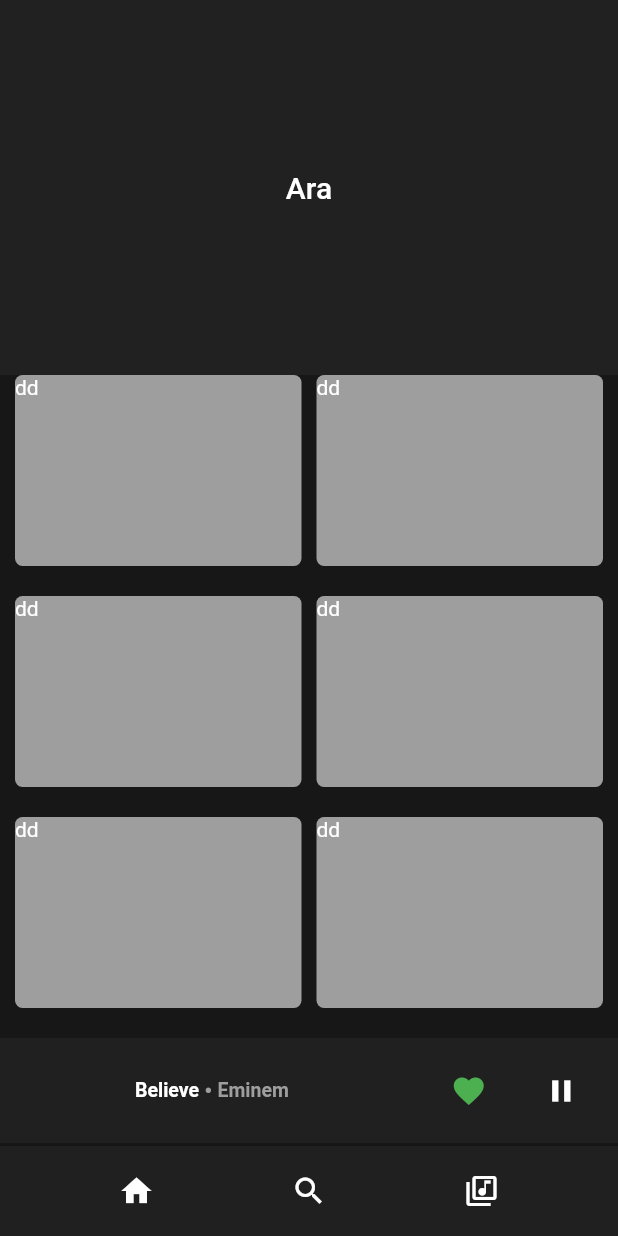
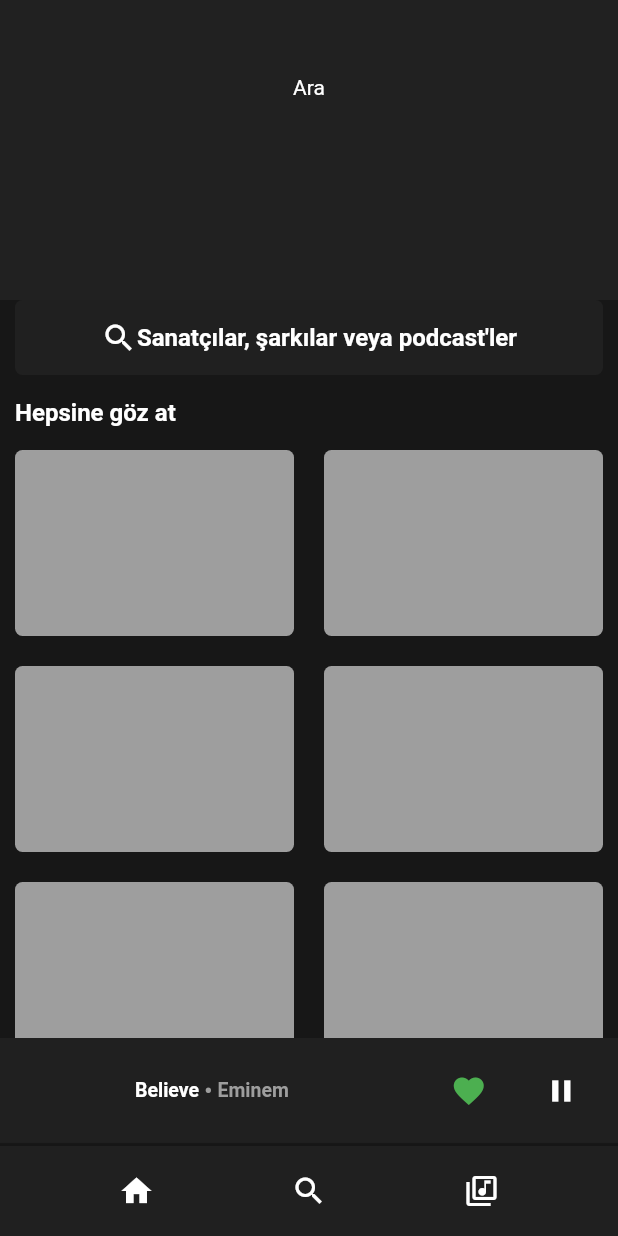
Before and after one commit to frost768/musify, a Flutter app: the screen it shows after launch, after a tap on the "favorite outline" icon, after a tap on the "play arrow" icon, after a tap on the "search" icon, on a phone screen of 412 x 824 dp. Run offline on Flutter 3.47's test engine with Material 2 defaults, Android fonts, the phone set to English and light mode, and no system bars; our stand-ins replace get.

Commit message:
View designing

```diff
--- a/lib/components/albumlist_tile.dart
+++ b/lib/components/albumlist_tile.dart
@@ -1,4 +1,5 @@
 import 'package:flutter/material.dart';
+import 'package:spotify_clone/views/views.dart';
 
 class AlbumListTile extends StatelessWidget {
   final String name;
@@ -6,13 +7,22 @@ class AlbumListTile extends StatelessWidget {
 
   @override
   Widget build(BuildContext context) {
-    return ListTile(
-      leading: CircleAvatar(
-        backgroundColor: Colors.white,
-      ),
-      title: Text(
-        name,
-        style: TextStyle(fontWeight: FontWeight.bold),
+    return Container(
+      height: 100,
+      child: Row(
+        children: [
+          CircleAvatar(
+            radius: 30,
+            backgroundColor: Colors.white,
+          ),
+          SizedBox(
+            width: 10,
+          ),
+          Text(
+            name,
+            style: kLibraryTabStyle,
+          ),
+        ],
       ),
     );
   }
--- a/lib/components/player_narrow.dart
+++ b/lib/components/player_narrow.dart
@@ -23,7 +23,6 @@ class PlayerNarrow extends StatelessWidget {
         child: Row(
           mainAxisAlignment: MainAxisAlignment.start,
           children: [
-            // Album Art
             Expanded(
               flex: 2,
               child: GestureDetector(
@@ -36,6 +35,7 @@ class PlayerNarrow extends StatelessWidget {
                 },
                 child: Row(
                   children: [
+                    // Album Art
                     Container(
                       width: kPlayerNarrowHeight,
                     ),
--- a/lib/components/playlist_tile.dart
+++ b/lib/components/playlist_tile.dart
@@ -9,7 +9,7 @@ class PlaylistTile extends StatelessWidget {
   final playlistContainer = Container(
     height: 50,
     width: 50,
-    child: Icon(Icons.music_note_sharp),
+    child: Icon(Icons.library_music_sharp),
   );
   final favContainer = Container(
     height: 50,
@@ -44,7 +44,12 @@ class PlaylistTile extends StatelessWidget {
         title,
         style: TextStyle(fontWeight: FontWeight.bold),
       ),
-      subtitle: subtitle == null ? null : Text(subtitle!),
+      subtitle: subtitle == null
+          ? null
+          : Text(
+              subtitle!,
+              style: TextStyle(fontSize: 13),
+            ),
     );
   }
 }
--- /dev/null
+++ b/lib/components/searchbar_placeholder.dart
@@ -0,0 +1,25 @@
+import 'package:flutter/material.dart';
+import 'package:spotify_clone/views/views.dart';
+
+class SearchBarPlaceholder extends StatelessWidget {
+  const SearchBarPlaceholder({Key? key}) : super(key: key);
+
+  @override
+  Widget build(BuildContext context) {
+    return Container(
+      height: 50,
+      decoration: BoxDecoration(
+          color: kMainColor, borderRadius: BorderRadius.circular(5)),
+      child: Row(
+        mainAxisAlignment: MainAxisAlignment.center,
+        children: [
+          Icon(Icons.search),
+          Text(
+            "Sanatçılar, şarkılar veya podcast'ler",
+            style: TextStyle(fontSize: 16, fontWeight: FontWeight.bold),
+          )
+        ],
+      ),
+    );
+  }
+}
--- a/lib/views/home.dart
+++ b/lib/views/home.dart
@@ -3,7 +3,6 @@ import 'package:get/get.dart';
 import 'package:spotify_clone/components/home_horizontal_slider.dart';
 import 'package:spotify_clone/consts.dart';
 import 'package:spotify_clone/controllers/user_controller.dart';
-import 'package:spotify_clone/data/playlists.dart';
 
 TextStyle kTableTitle = TextStyle(fontWeight: FontWeight.bold, fontSize: 15);
 
@@ -75,8 +74,10 @@ class HomePlaylistSection extends StatelessWidget {
                   )),
               Expanded(
                   flex: 6,
-                  child: Wrap(
-                    children: playlists
+                  child: GridView.count(
+                    childAspectRatio: 3 / 1,
+                    crossAxisCount: 2,
+                    children: user.playlists
                         .map((e) => Container(
                               margin: const EdgeInsets.all(10),
                               child: Row(
@@ -88,8 +89,10 @@ class HomePlaylistSection extends StatelessWidget {
                                   ),
                                   Container(
                                     margin: kMarginLeft10,
+                                    width: 100,
                                     child: Text(
                                       e.name,
+                                      overflow: TextOverflow.fade,
                                       style: kTableTitle,
                                     ),
                                   )
--- a/lib/views/player_full.dart
+++ b/lib/views/player_full.dart
@@ -29,7 +29,6 @@ class PlayerFull extends StatelessWidget {
 
 class PlayerControls extends StatelessWidget {
   PlayerControls({Key? key}) : super(key: key);
-// PlayerController player = Get.find();
   @override
   Widget build(BuildContext context) {
     return GetBuilder(
@@ -152,7 +151,6 @@ class PlayerControls extends StatelessWidget {
 
 class ScrollableArt extends GetWidget<PlayerController> {
   ScrollableArt({Key? key}) : super(key: key);
-  // PlayerController player = Get.find<PlayerController>();
 
   @override
   Widget build(BuildContext context) {
@@ -194,7 +192,7 @@ class Header extends GetWidget<PlayerController> {
                 style: kHeaderTitleStyle,
               ),
               Text(
-                player.track.album,
+                player.track.album.name,
                 style: kAlbumNameStyle,
               )
             ],
--- a/lib/views/search.dart
+++ b/lib/views/search.dart
@@ -1,4 +1,6 @@
 import 'package:flutter/material.dart';
+import 'package:spotify_clone/components/searchbar_placeholder.dart';
+import 'package:spotify_clone/consts.dart';
 
 class SearchView extends StatelessWidget {
   SearchView({Key? key}) : super(key: key);
@@ -10,26 +12,52 @@ class SearchView extends StatelessWidget {
         headerSliverBuilder: (context, innerBoxIsScrolled) {
           return [
             SliverAppBar(
-              expandedHeight: 250,
-              centerTitle: true,
-              floating: true,
-              title: Text('Ara'),
-              toolbarHeight: 250,
+              expandedHeight: 200,
+              flexibleSpace: Center(
+                child: Container(
+                  height: 100,
+                  child: Text('Ara'),
+                ),
+              ),
             ),
           ];
         },
-        body: GridView.count(
-          padding: const EdgeInsets.symmetric(horizontal: 10.0),
+        body: SafeArea(
+          child: Container(
+            margin: const EdgeInsets.symmetric(horizontal: 10),
+            child: Column(
+              children: [
+                SearchBarPlaceholder(),
+                Row(
+                  mainAxisAlignment: MainAxisAlignment.start,
+                  children: [
+                    Container(
+                      height: 50,
+                      child: Center(
+                        child: Text(
+                          'Hepsine göz at',
+                          style: kHeadingTitle.copyWith(fontSize: 16),
+                        ),
+                      ),
+                    ),
+                  ],
+                ),
+                Expanded(
+                  child: GridView.count(
                     crossAxisCount: 2,
                     mainAxisSpacing: 20,
-          crossAxisSpacing: 10,
+                    crossAxisSpacing: 20,
                     childAspectRatio: 3 / 2,
                     children: List.generate(
                         10,
                         (index) => Container(
                               decoration: dec,
-                    child: Text('dd'),
                             )),
+                  ),
+                ),
+              ],
+            ),
+          ),
         ));
   }
 }
--- a/lib/views/views.dart
+++ b/lib/views/views.dart
@@ -1,4 +1,6 @@
+export 'create_playlist.dart';
 export 'home.dart';
 export 'library.dart';
+export 'player_full.dart';
 export 'search.dart';
 export '../consts.dart';
```
Lines whose indentation alone changed are shown as unchanged.
